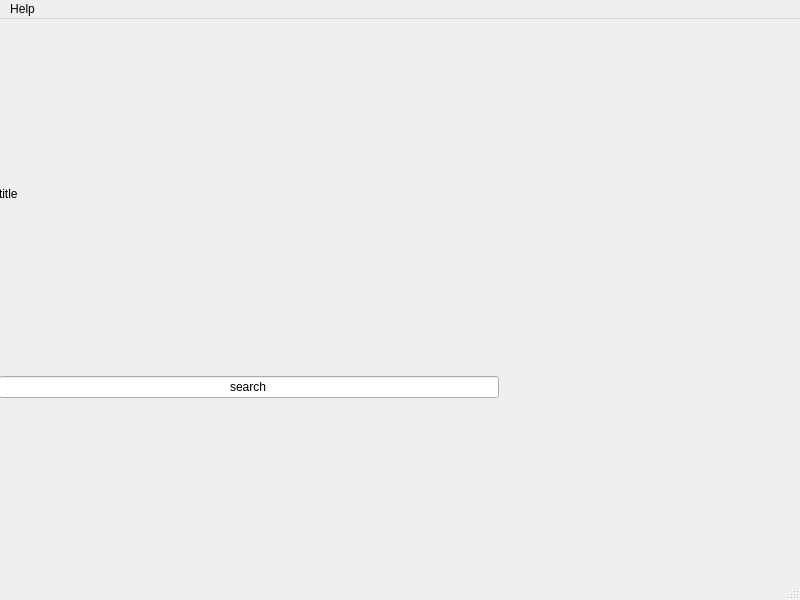
Mario1535/PaoProject, file src/view/mainwindow.ui: the form before one commit.
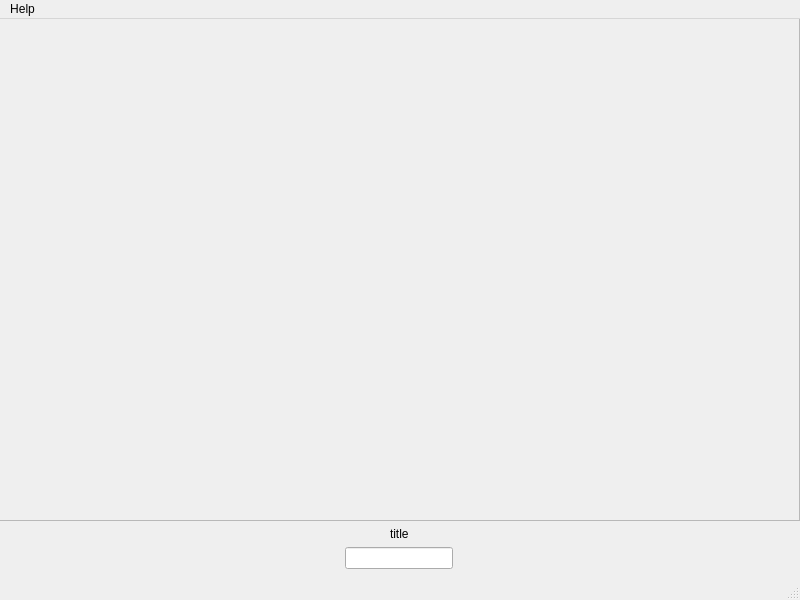
The form after the commit.

What changed in the file:
```diff
--- a/src/view/mainwindow.ui
+++ b/src/view/mainwindow.ui
@@ -25,6 +25,62 @@
     </property>
     <layout class="QVBoxLayout" name="verticalLayout">
      <item>
+      <widget class="QScrollArea" name="scrollArea">
+       <property name="sizePolicy">
+        <sizepolicy hsizetype="Expanding" vsizetype="Expanding">
+         <horstretch>0</horstretch>
+         <verstretch>0</verstretch>
+        </sizepolicy>
+       </property>
+       <property name="widgetResizable">
+        <bool>true</bool>
+       </property>
+       <widget class="QWidget" name="scrollAreaWidgetContents">
+        <property name="geometry">
+         <rect>
+          <x>0</x>
+          <y>0</y>
+          <width>797</width>
+          <height>487</height>
+         </rect>
+        </property>
+        <property name="sizePolicy">
+         <sizepolicy hsizetype="Preferred" vsizetype="Preferred">
+          <horstretch>0</horstretch>
+          <verstretch>0</verstretch>
+         </sizepolicy>
+        </property>
+        <widget class="QWidget" name="gridContainer" native="true">
+         <property name="geometry">
+          <rect>
+           <x>9</x>
+           <y>9</y>
+           <width>781</width>
+           <height>471</height>
+          </rect>
+         </property>
+         <property name="sizePolicy">
+          <sizepolicy hsizetype="Preferred" vsizetype="Preferred">
+           <horstretch>0</horstretch>
+           <verstretch>0</verstretch>
+          </sizepolicy>
+         </property>
+         <widget class="QWidget" name="gridLayoutWidget">
+          <property name="geometry">
+           <rect>
+            <x>9</x>
+            <y>9</y>
+            <width>761</width>
+            <height>451</height>
+           </rect>
+          </property>
+          <layout class="QGridLayout" name="gridLayout"/>
+         </widget>
+        </widget>
+       </widget>
+      </widget>
+     </item>
+     <item alignment="Qt::AlignmentFlag::AlignHCenter">
       <widget class="QLabel" name="label">
        <property name="maximumSize">
         <size>
@@ -37,11 +93,17 @@
        </property>
       </widget>
      </item>
-     <item>
+     <item alignment="Qt::AlignmentFlag::AlignHCenter">
       <widget class="QLineEdit" name="lineEdit">
+       <property name="sizePolicy">
+        <sizepolicy hsizetype="Expanding" vsizetype="Fixed">
+         <horstretch>0</horstretch>
+         <verstretch>0</verstretch>
+        </sizepolicy>
+       </property>
        <property name="maximumSize">
         <size>
-         <width>500</width>
+         <width>16777215</width>
          <height>16777215</height>
         </size>
        </property>
@@ -49,29 +111,13 @@
         <enum>Qt::LayoutDirection::LeftToRight</enum>
        </property>
        <property name="text">
-        <string>search</string>
+        <string/>
        </property>
        <property name="alignment">
         <set>Qt::AlignmentFlag::AlignCenter</set>
        </property>
       </widget>
      </item>
-     <item>
-      <layout class="QGridLayout" name="gridLayout" rowstretch="0" columnstretch="0" rowminimumheight="0">
-       <property name="leftMargin">
-        <number>10</number>
-       </property>
-       <property name="topMargin">
-        <number>10</number>
-       </property>
-       <property name="rightMargin">
-        <number>10</number>
-       </property>
-       <property name="bottomMargin">
-        <number>10</number>
-       </property>
-      </layout>
-     </item>
     </layout>
    </widget>
   </widget>
```
Left out of the diff: 6 changed lines with no effect on the pictures.
